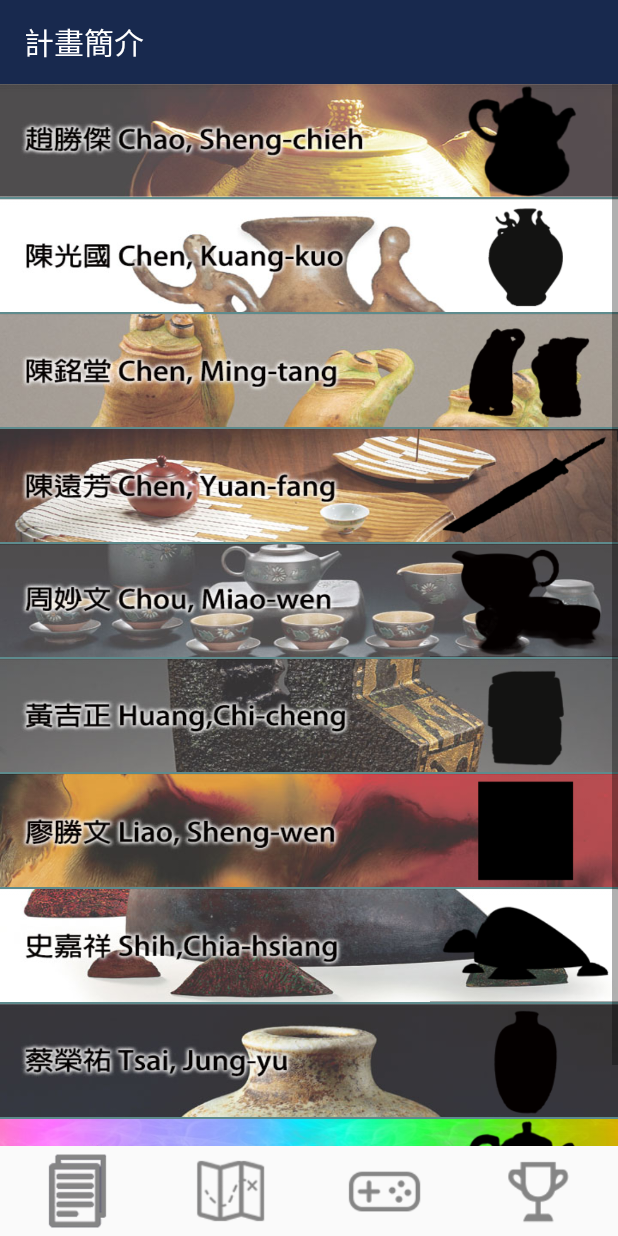
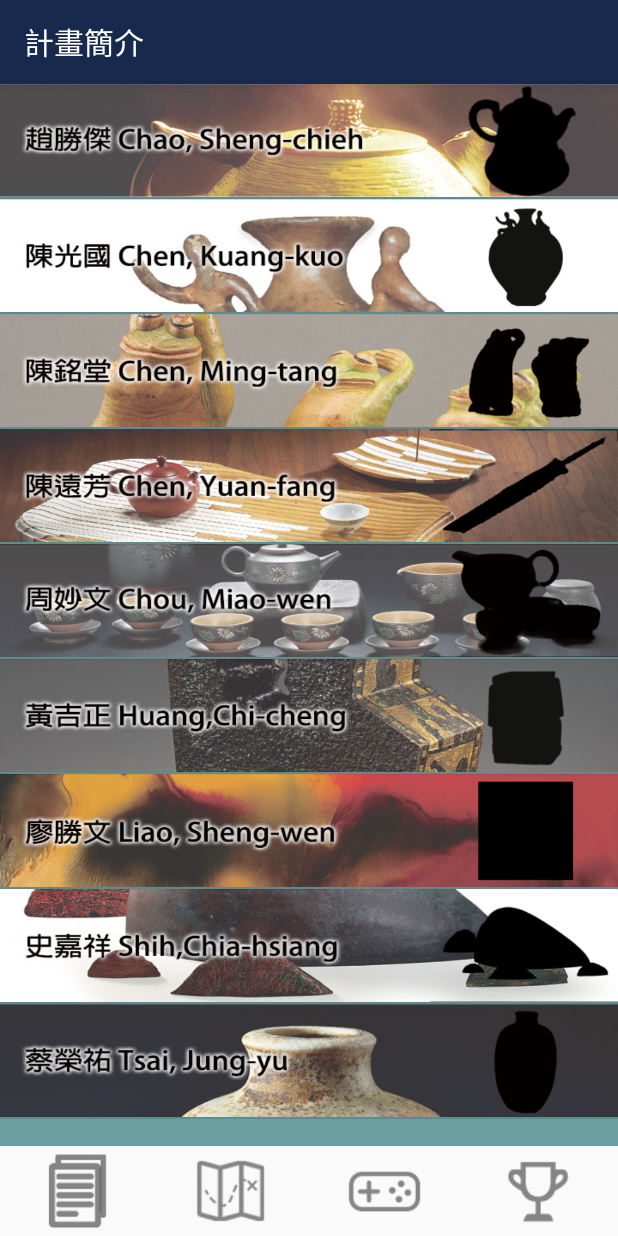
Before and after one commit to s1023031/UI, an Android app: the fragment CollectFragment placed in its activity, on a phone screen of 412 x 824 dp. Run offline under Robolectric (Android 15) with nearby library versions, the phone set to English and light mode, and no system bars.

Commit message:
去掉TEST,開啟尋寶趣之後更新趙勝傑工藝師的成就欄

```diff
--- a/app/src/main/java/com/fulibaigong/tsai/ui/CollectFragment.java
+++ b/app/src/main/java/com/fulibaigong/tsai/ui/CollectFragment.java
@@ -23,17 +23,17 @@ import java.util.Map;
 public class CollectFragment extends Fragment {
 
     int[] imagesGet = {R.drawable.chaosc1, R.drawable.chenkk1, R.drawable.chenmt1, R.drawable.chenyf1,
-    R.drawable.choumw1, R.drawable.huangcc1, R.drawable.liaosw1, R.drawable.shicx1, R.drawable.tsaij1,R.drawable.chaosc1};
+    R.drawable.choumw1, R.drawable.huangcc1, R.drawable.liaosw1, R.drawable.shicx1, R.drawable.tsaij1};
 
     int[] imagesNotGet = {R.drawable.chaosc0, R.drawable.chenkk0, R.drawable.chenmt0, R.drawable.chenyf0,
             R.drawable.choumw0, R.drawable.huangcc0, R.drawable.liaosw0, R.drawable.shicx0, R.drawable.tsaijy0};
 
     int[] imgNameAry = new int[] { R.drawable.chaosc, R.drawable.chenkk,
             R.drawable.chenmt, R.drawable.chenyf,R.drawable.choumw,R.drawable.huangcc,
-            R.drawable.liaosw,R.drawable.shihch,R.drawable.tsaijy,R.drawable.test1};
+            R.drawable.liaosw,R.drawable.shihch,R.drawable.tsaijy};
     ListView lv;
     int[] item_picture={R.drawable.chaosc0, R.drawable.chenkk0, R.drawable.chenmt0, R.drawable.chenyf0,
-            R.drawable.choumw0, R.drawable.huangcc0, R.drawable.liaosw0, R.drawable.shicx0, R.drawable.tsaijy0,R.drawable.chaosc0};
+            R.drawable.choumw0, R.drawable.huangcc0, R.drawable.liaosw0, R.drawable.shicx0, R.drawable.tsaijy0};
 
     SQLiteDatabase db; // DB物件
 
@@ -83,7 +83,8 @@ public class CollectFragment extends Fragment {
     {
         List list = new ArrayList();
         Map map ;
-        for (int i = 0; i < 10; i++) {
+        //i < 10 change into i < 9
+        for (int i = 0; i < 9; i++) {
             map = new HashMap();
             map.put("collectGet", item_picture[i]);
             map.put("imageName", imgNameAry[i]);
--- a/app/src/main/java/com/fulibaigong/tsai/ui/ImageTargets.java
+++ b/app/src/main/java/com/fulibaigong/tsai/ui/ImageTargets.java
@@ -178,7 +178,8 @@ public class ImageTargets extends Activity implements SampleApplicationControl{
         {
             ContentValues values = new ContentValues();
             values.put("active", 1);
-            db.update(tbName, values, "id=" + 9, null);
+            //change 9 into 0
+            db.update(tbName, values, "id=" + 0, null);
             mDatasetStrings.add("chaoscwork.xml");
 
             ff = 1;
--- a/app/src/main/java/com/fulibaigong/tsai/ui/MasterFragment.java
+++ b/app/src/main/java/com/fulibaigong/tsai/ui/MasterFragment.java
@@ -34,9 +34,11 @@ public class MasterFragment extends Fragment implements AdapterView.OnItemClickL
   /*      String[] strAry = new String[] { "图片1", "图片2", "图片3", "图片4"
                 , "图片5", "图片6", "图片7", "图片8", "图片9"};*/
         // 放在listView中的图片资源id
+
+        //2017/3/23 delete test1
         int[] imgAry = new int[] { R.drawable.chaosc, R.drawable.chenkk,
                 R.drawable.chenmt, R.drawable.chenyf,R.drawable.choumw,R.drawable.huangcc,
-                R.drawable.liaosw,R.drawable.shihch,R.drawable.tsaijy,R.drawable.test1};
+                R.drawable.liaosw,R.drawable.shihch,R.drawable.tsaijy};
         // 创建List集合对象
         List list = new ArrayList();
         // 为List集合添加数据
```
